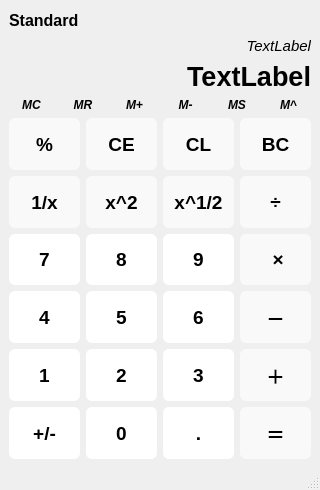
Qt form qt-calculator/mainwindow.ui (chenzhoucn/Qt-Calculator) before a commit.
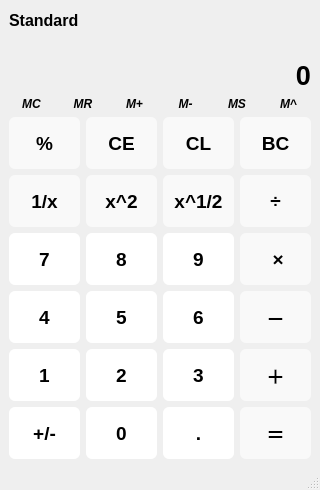
The same form after that commit. Icons and pictures are not drawn. Custom widgets are drawn as their Qt base class.

Diff of the .ui file:
```diff
--- a/qt-calculator/mainwindow.ui
+++ b/qt-calculator/mainwindow.ui
@@ -101,7 +101,7 @@
          </font>
         </property>
         <property name="text">
-         <string>TextLabel</string>
+         <string/>
         </property>
         <property name="alignment">
          <set>Qt::AlignRight|Qt::AlignTrailing|Qt::AlignVCenter</set>
@@ -119,7 +119,7 @@
          </font>
         </property>
         <property name="text">
-         <string>TextLabel</string>
+         <string>0</string>
         </property>
         <property name="alignment">
          <set>Qt::AlignRight|Qt::AlignTrailing|Qt::AlignVCenter</set>
```
